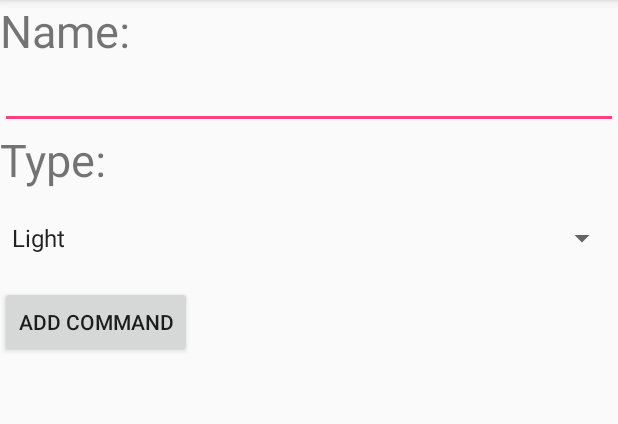
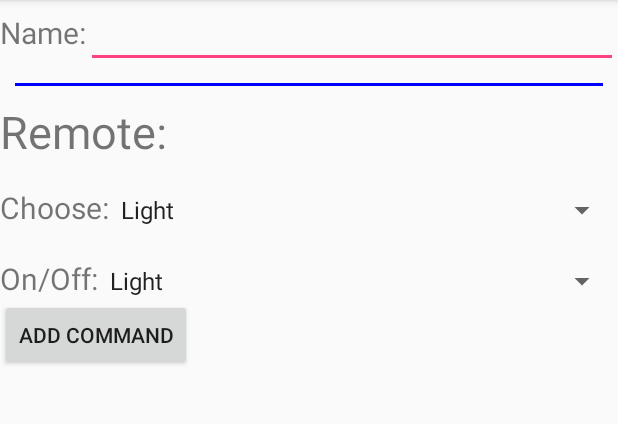
Before and after one commit to dookdikz/seniorProject, an Android app: the AddCommandFragment screen opened directly, with no data from a screen before it, on a phone screen of 412 x 824 dp, the part 84-508 px from its top. Run offline under Robolectric (Android 15) with nearby library versions, the light colour scheme and no system bars.

Commit message:
edit xml addcommand

```diff
--- a/ElecControl/app/src/main/res/layout/fragment_add_commannd.xml
+++ b/ElecControl/app/src/main/res/layout/fragment_add_commannd.xml
@@ -4,25 +4,74 @@
     android:layout_width="match_parent"
     android:layout_height="match_parent"
     >
-    <TextView
+    <LinearLayout
         android:layout_width="match_parent"
         android:layout_height="wrap_content"
+        android:orientation="horizontal">
+    <TextView
+        android:layout_width="wrap_content"
+        android:layout_height="wrap_content"
         android:text="Name:"
-        android:textSize="30sp"/>
+        android:textSize="20sp"/>
     <EditText
         android:id="@+id/editNameCommand"
         android:layout_width="match_parent"
         android:layout_height="wrap_content" />
+    </LinearLayout>
+
+    <View android:id="@+id/separator"
+        android:background="#0000ff"
+        android:layout_width = "fill_parent"
+        android:layout_height="2dp"
+        android:layout_margin="10dp"
+        android:layout_centerVertical ="true"
+        android:layout_alignParentTop="true"/>
+
     <TextView
         android:layout_width="match_parent"
         android:layout_height="wrap_content"
-        android:text="Type:"
+        android:text="Remote:"
         android:textSize="30sp"/>
+  <LinearLayout
+      android:layout_width="match_parent"
+      android:layout_height="wrap_content"
+      android:orientation="horizontal">
+    <TextView
+        android:layout_width="wrap_content"
+        android:layout_height="wrap_content"
+        android:text="Choose:"
+        android:textSize="20sp"
+        />
+
+
+
     <Spinner
-        android:id="@+id/spinAddCommand"
+      android:id="@+id/spinAddCommand"
+      android:layout_width="match_parent"
+      android:layout_height="wrap_content"
+      android:entries="@array/typeOfElectronics"/>
+
+  </LinearLayout>
+    <LinearLayout
         android:layout_width="match_parent"
         android:layout_height="wrap_content"
-        android:entries="@array/typeOfElectronics"/>
+        android:orientation="horizontal">
+        <TextView
+            android:layout_width="wrap_content"
+            android:layout_height="wrap_content"
+            android:text="On/Off:"
+            android:textSize="20sp"
+            />
+
+
+
+        <Spinner
+            android:id="@+id/onOff"
+            android:layout_width="match_parent"
+            android:layout_height="wrap_content"
+            android:entries="@array/typeOfElectronics"/>
+
+    </LinearLayout>
     <Button
         android:id="@+id/btnAddCommand"
         android:layout_width="wrap_content"
```
